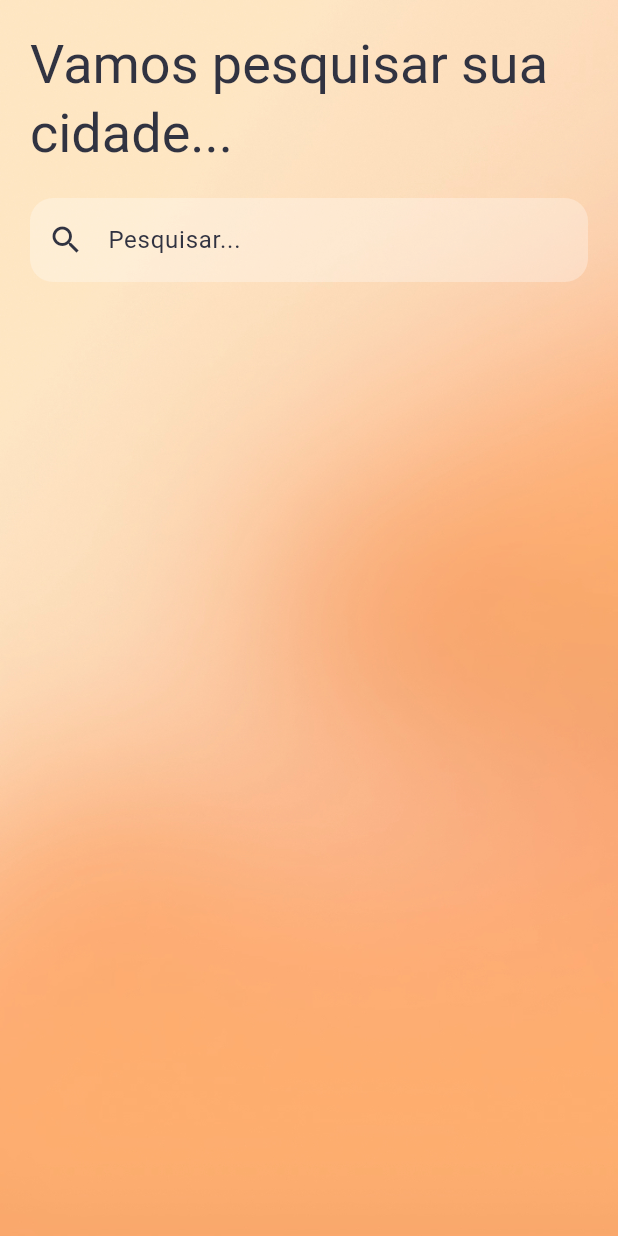
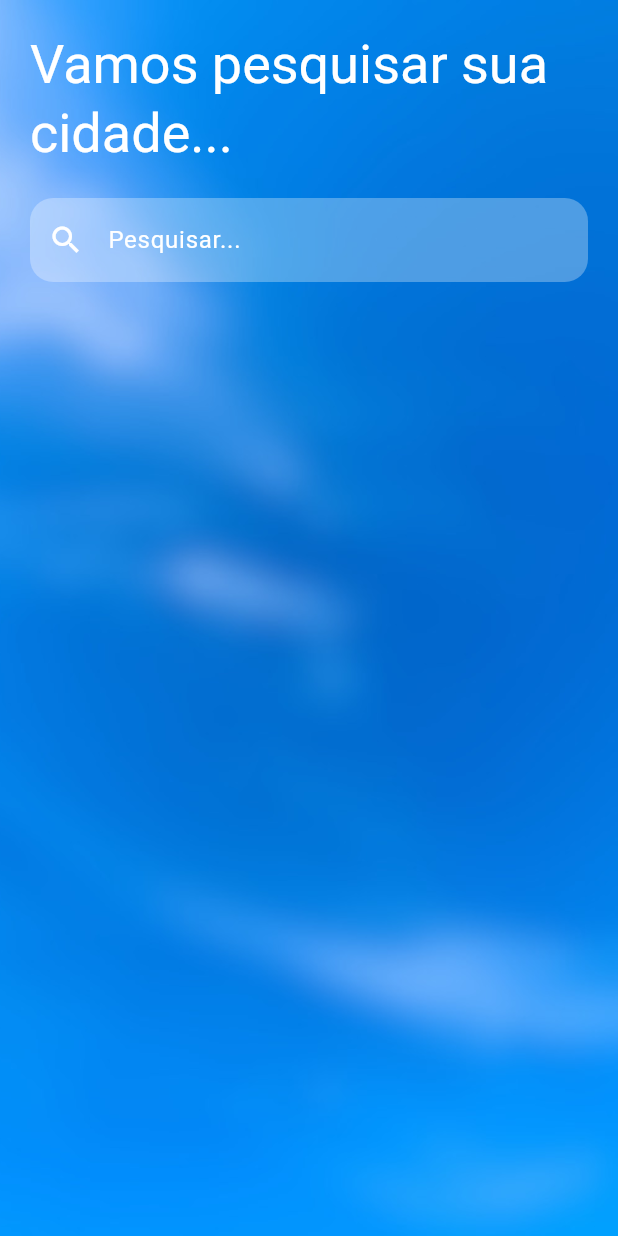
Before and after one commit to JoseVinicius-P/Clima-Flutter, a Flutter app: the screen it shows after launch, on a phone screen of 412 x 824 dp. Run offline on Flutter 3.47's test engine with Material 2 defaults, Android fonts, the phone set to English and light mode, and no system bars; our stand-ins replace auto_size_text, connectivity_plus, shared_preferences, shimmer; missing offline and left inert: dart:ffi.

Commit message:
feat/style: Changing background according to time of day

```diff
--- a/lib/home/ui/home_screen.dart
+++ b/lib/home/ui/home_screen.dart
@@ -6,6 +6,7 @@ import 'package:clima/home/repositories/hourly_weather_api.dart';
 import 'package:clima/home/ui/widgets/condition_weather_widget.dart';
 import 'package:clima/home/ui/widgets/list_hourly_weather_widget.dart';
 import 'package:clima/home/ui/widgets/current_weather_widget.dart';
+import 'package:clima/shared/blocs/interpreter_hour.dart';
 import 'package:clima/shared/ui/widgets/background_widget.dart';
 import 'package:clima/shared/ui/widgets/container_shimmer_widget.dart';
 import 'package:clima/home/blocs/current_date.dart';
@@ -131,7 +132,7 @@ class _Home extends State<HomeScreen>{
       body: Stack(
         //Para ocupar o máximo de espaço
         children: [
-          BackgroundWidget(),
+          BackgroundWidget(isNight: InterpreterHour.isNight(DateTime.now().hour)),
           //Esse SingleChildScrollView é usado para que em caso de telas
           //pesquenas ou em rotação orizontal o usuário consiga rola para ver o conteudo
           SingleChildScrollView(
--- a/lib/next_seven_days/ui/next_seven_days_screen.dart
+++ b/lib/next_seven_days/ui/next_seven_days_screen.dart
@@ -4,6 +4,7 @@ import 'package:clima/next_seven_days/models/daily_weather_model.dart';
 import 'package:clima/next_seven_days/repositories/daily_weather_api.dart';
 import 'package:clima/next_seven_days/ui/widgets/condition_weather_widget.dart';
 import 'package:clima/next_seven_days/ui/widgets/day_of_week_widget.dart';
+import 'package:clima/shared/blocs/interpreter_hour.dart';
 import 'package:clima/shared/blocs/interpreter_weather_code.dart';
 import 'package:clima/shared/ui/widgets/background_widget.dart';
 import 'package:clima/shared/ui/widgets/container_shimmer_widget.dart';
@@ -81,7 +82,7 @@ class _NextSevenDays extends State<NextSevenDaysScreen>{
       ),
       body: Stack(
         children: [
-          BackgroundWidget(),
+          BackgroundWidget(isNight: InterpreterHour.isNight(DateTime.now().hour)),
           Padding(
             //Definindo espaçamento entre bordas da tela e elementos
             padding: EdgeInsets.only(top: 30.0, right: 30.0, left: 30.0),
--- a/lib/search_city/ui/search_city_screen.dart
+++ b/lib/search_city/ui/search_city_screen.dart
@@ -1,6 +1,7 @@
 import 'package:clima/home/ui/home_screen.dart';
 import 'package:clima/search_city/repositories/search_city_api.dart';
 import 'package:clima/search_city/ui/widgets/search_textfield_widget.dart';
+import 'package:clima/shared/blocs/interpreter_hour.dart';
 import 'package:clima/shared/ui/widgets/background_widget.dart';
 import 'package:clima/search_city/models/city_model.dart';
 import 'package:clima/shared/ui/widgets/container_shimmer_widget.dart';
@@ -72,7 +73,7 @@ class _SearchCityScreenState extends State<SearchCityScreen> {
       resizeToAvoidBottomInset: false,
       body: Stack(
         children: [
-          BackgroundWidget(),
+          BackgroundWidget(isNight: InterpreterHour.isNight(DateTime.now().hour)),
           //SafeArea para impedir que conteudo fique em cima de elementos da tela como status bar
           SafeArea(
             //Conteudo da tela
--- /dev/null
+++ b/lib/shared/blocs/interpreter_hour.dart
@@ -0,0 +1,9 @@
+class InterpreterHour{
+  static bool isNight(int hour){
+    if((hour > 18 && hour < 23) || (hour > 00 && hour < 5)){
+      return true;
+    }else{
+      return false;
+    }
+  }
+}
--- a/lib/shared/ui/widgets/background_widget.dart
+++ b/lib/shared/ui/widgets/background_widget.dart
@@ -1,18 +1,21 @@
 import 'package:flutter/material.dart';
 
 class BackgroundWidget extends StatelessWidget {
+  final bool isNight;
   const BackgroundWidget({
     super.key,
+    required this.isNight,
   });
 
   @override
   Widget build(BuildContext context) {
+    var nameBackground = isNight ? 'background_night' : 'background_day';
     return Container(
       //Backgroud que ocupa tanto na largura como na altura o máximo de espaço possivel
       width: double.infinity,
-      decoration: const BoxDecoration(
+      decoration: BoxDecoration(
           image: DecorationImage(
-            image: AssetImage('assets/images/background.jpg'),
+            image: AssetImage('assets/images/$nameBackground.jpg'),
             fit: BoxFit.cover,
           )
       ),
--- a/lib/values/MyColors.dart
+++ b/lib/values/MyColors.dart
@@ -1,6 +1,6 @@
 import 'dart:ui';
 
 class MyColors {
-  static const textColorPrimary = Color(0xFF313341);
-  static const textColorGrayLight = Color(0xFF9A938C);
+  static const textColorPrimary = Color(0xFFFFFFFF);
+  static const textColorGrayLight = Color(0xB0FFFFFF);
 }
```
Also changed, not shown: assets/images/background.jpg (deleted), assets/images/background_day.jpg (added), assets/images/background_night.jpg (added).
